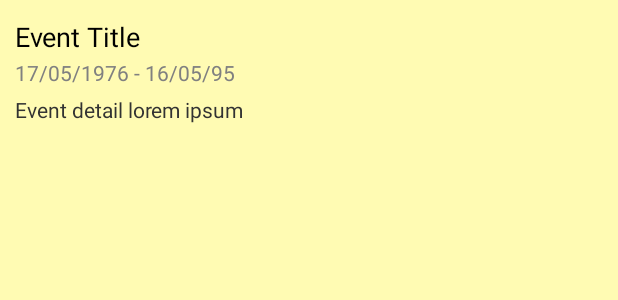
After one commit to tifaniwarnita/CIC-CATalyst, an Android app: the layout template_event.xml on its own in the app's theme, with its tools: preview values and no code run, on a phone screen of 412 x 824 dp. The commit adds this screen. Shown: the top 300 px of the screen. Run offline under Robolectric (Android 15) with nearby library versions, the phone set to English and light mode, and no system bars.

Commit message:
Add event fragment

```diff
--- a/CICCATalyst/app/src/main/java/com/tifaniwarnita/ciccatalyst/AuthActivity.java
+++ b/CICCATalyst/app/src/main/java/com/tifaniwarnita/ciccatalyst/AuthActivity.java
@@ -7,6 +7,8 @@ import android.view.View;
 import android.widget.Button;
 import android.widget.EditText;
 import android.widget.TextView;
+
+import com.tifaniwarnita.ciccatalyst.controllers.PreferencesController;
 
 public class AuthActivity extends AppCompatActivity {
 
@@ -23,7 +25,8 @@ public class AuthActivity extends AppCompatActivity {
             @Override
             public void onClick(View v) {
                 String token = editTextToken.getText().toString();
-                // TODO: Cek kesamaan dengan basis data
+                // TODO: Cek kesamaan dengan basis data, kalau sama ambil namanya, simpen di SharedPreferences
+                // PreferencesController.setUser(getApplicationContext(), id, name);
             }
         });
 
--- /dev/null
+++ b/CICCATalyst/app/src/main/res/layout/template_event.xml
@@ -0,0 +1,35 @@
+<?xml version="1.0" encoding="utf-8"?>
+<LinearLayout
+    xmlns:android="http://schemas.android.com/apk/res/android"
+    android:orientation="vertical"
+    android:layout_width="match_parent"
+    android:layout_height="match_parent"
+    android:background="@color/colorAccent"
+    android:padding="10dp">
+
+    <TextView
+        android:id="@+id/event_title"
+        android:layout_width="wrap_content"
+        android:layout_height="wrap_content"
+        android:layout_marginTop="2dp"
+        android:layout_marginBottom="2dp"
+        android:text="Event Title"
+        android:textColor="@android:color/black"
+        android:textSize="18sp"/>
+
+    <TextView
+        android:id="@+id/event_date"
+        android:layout_width="wrap_content"
+        android:layout_height="wrap_content"
+        android:text="17/05/1976 - 16/05/95"
+        android:textColor="@android:color/tab_indicator_text"/>
+
+    <TextView
+        android:id="@+id/event_detail"
+        android:layout_width="wrap_content"
+        android:layout_height="wrap_content"
+        android:layout_marginTop="5dp"
+        android:text="Event detail lorem ipsum"
+        android:textColor="@android:color/secondary_text_light"/>
+
+</LinearLayout>
--- a/CICCATalyst/app/src/main/res/values-v21/styles.xml
+++ b/CICCATalyst/app/src/main/res/values-v21/styles.xml
@@ -3,6 +3,6 @@
         <item name="windowActionBar">false</item>
         <item name="windowNoTitle">true</item>
         <item name="android:windowDrawsSystemBarBackgrounds">true</item>
-        <item name="android:statusBarColor">@android:color/transparent</item>
+        <item name="android:statusBarColor">@color/colorPrimaryDark</item>
     </style>
 </resources>
--- a/CICCATalyst/app/src/main/res/values/styles.xml
+++ b/CICCATalyst/app/src/main/res/values/styles.xml
@@ -1,7 +1,7 @@
 <resources>
 
     <!-- Base application theme. -->
-    <style name="AppTheme" parent="Theme.AppCompat.Light.DarkActionBar">
+    <style name="AppTheme" parent="Base.Theme.AppCompat.Light.DarkActionBar">
         <!-- Customize your theme here. -->
         <item name="colorPrimary">@color/colorPrimary</item>
         <item name="colorPrimaryDark">@color/colorPrimaryDark</item>
```
Also changed, not shown: CICCATalyst/app/src/main/java/com/tifaniwarnita/ciccatalyst/EventFragment.java (added, +30 -0 lines), CICCATalyst/app/src/main/java/com/tifaniwarnita/ciccatalyst/MainActivity.java (+21 -2 lines), CICCATalyst/app/src/main/java/com/tifaniwarnita/ciccatalyst/controllers/PreferencesController.java (added, +33 -0 lines), CICCATalyst/app/src/main/res/layout/fragment_event.xml (added, +35 -0 lines).
